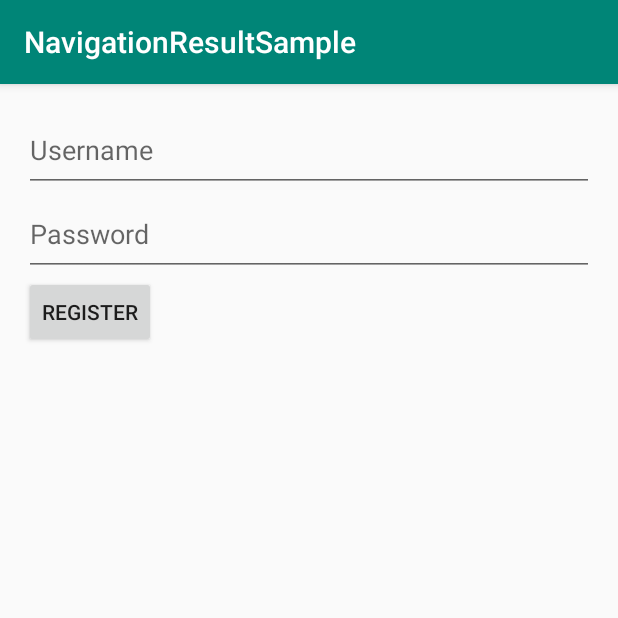
After one commit to PHELAT/NavigationResult, an Android app: the RegisterFragment screen opened through its navigation route, on a phone screen of 412 x 824 dp, the top half of it. The commit adds this screen. Run offline under Robolectric (Android 15) with nearby library versions, the phone set to English and light mode, and no system bars.

Commit message:
Implement register fragment to showcase resultCode navigation

```diff
--- /dev/null
+++ b/app/src/main/java/com/phelat/navigationresultsample/IntroFragment.kt
@@ -0,0 +1,48 @@
+package com.phelat.navigationresultsample
+
+import android.os.Bundle
+import android.view.LayoutInflater
+import android.view.View
+import android.view.ViewGroup
+import com.phelat.navigationresult.BundleFragment
+import kotlinx.android.synthetic.main.intro_fragment.*
+
+class IntroFragment : BundleFragment() {
+
+    override fun onCreateView(
+        inflater: LayoutInflater,
+        container: ViewGroup?,
+        savedInstanceState: Bundle?
+    ): View? = inflater.inflate(R.layout.intro_fragment, container, false)
+
+    override fun onViewCreated(view: View, savedInstanceState: Bundle?) {
+        super.onViewCreated(view, savedInstanceState)
+        loginButton.setOnClickListener {
+            navigate(IntroFragmentDirections.introToLogin(LOGIN_RESULT_CODE))
+        }
+        registerButton.setOnClickListener {
+            navigate(IntroFragmentDirections.introToRegister(REGISTER_RESULT_CODE))
+        }
+    }
+
+    override fun onFragmentResult(resultCode: Int, bundle: Bundle) {
+        when (resultCode) {
+            LOGIN_RESULT_CODE -> {
+                introPage.visibility = View.INVISIBLE
+                userPanelPage.visibility = View.VISIBLE
+                panelMessage.setText(R.string.general_login_success_message)
+            }
+            REGISTER_RESULT_CODE -> {
+                introPage.visibility = View.INVISIBLE
+                userPanelPage.visibility = View.VISIBLE
+                panelMessage.setText(R.string.general_register_success_message)
+            }
+        }
+    }
+
+    companion object {
+        const val LOGIN_RESULT_CODE = 1
+        const val REGISTER_RESULT_CODE = 2
+    }
+
+}
--- /dev/null
+++ b/app/src/main/java/com/phelat/navigationresultsample/RegisterFragment.kt
@@ -0,0 +1,32 @@
+package com.phelat.navigationresultsample
+
+import android.os.Bundle
+import android.view.LayoutInflater
+import android.view.View
+import android.view.ViewGroup
+import androidx.fragment.app.Fragment
+import com.phelat.navigationresult.navigateUp
+import kotlinx.android.synthetic.main.register_fragment.*
+
+class RegisterFragment : Fragment() {
+
+    override fun onCreateView(
+        inflater: LayoutInflater,
+        container: ViewGroup?,
+        savedInstanceState: Bundle?
+    ): View? = inflater.inflate(R.layout.register_fragment, container, false)
+
+    override fun onViewCreated(view: View, savedInstanceState: Bundle?) {
+        super.onViewCreated(view, savedInstanceState)
+        registerButton.setOnClickListener {
+            navigateUp(IntroFragment.REGISTER_RESULT_CODE, Bundle().apply {
+                putBoolean(IS_REGISTER_SUCCESSFUL, true)
+            })
+        }
+    }
+
+    companion object {
+        const val IS_REGISTER_SUCCESSFUL = "isRegisterSuccessful"
+    }
+
+}
--- /dev/null
+++ b/app/src/main/res/layout/register_fragment.xml
@@ -0,0 +1,28 @@
+<?xml version="1.0" encoding="utf-8"?>
+<LinearLayout
+    xmlns:android="http://schemas.android.com/apk/res/android"
+    android:layout_width="match_parent"
+    android:layout_height="match_parent"
+    android:orientation="vertical"
+    android:padding="16dp">
+
+    <androidx.appcompat.widget.AppCompatEditText
+        android:id="@+id/usernameInput"
+        android:layout_width="match_parent"
+        android:layout_height="56dp"
+        android:hint="@string/general_username_text" />
+
+    <androidx.appcompat.widget.AppCompatEditText
+        android:id="@+id/passwordInput"
+        android:layout_width="match_parent"
+        android:layout_height="56dp"
+        android:hint="@string/general_password_text"
+        android:inputType="numberPassword" />
+
+    <androidx.appcompat.widget.AppCompatButton
+        android:id="@+id/registerButton"
+        android:layout_width="wrap_content"
+        android:layout_height="wrap_content"
+        android:text="@string/general_register_text" />
+
+</LinearLayout>
--- a/app/src/main/res/values/strings.xml
+++ b/app/src/main/res/values/strings.xml
@@ -3,9 +3,13 @@
     <string name="app_name">NavigationResultSample</string>
 
     <string name="general_login_text">Login</string>
+    <string name="general_register_text">Register</string>
     <string name="general_username_text">Username</string>
     <string name="general_password_text">Password</string>
+    <string name="general_or_text">or</string>
 
+    <string name="general_login_success_message">You have logged in</string>
+    <string name="general_register_success_message">You have registered successfully</string>
     <string name="general_wrong_login_credentials_message">Username or Password is wrong!</string>
 
 </resources>
```
Also changed, not shown: app/src/main/java/com/phelat/navigationresultsample/FragmentA.kt (deleted, +0 -28 lines), app/src/main/java/com/phelat/navigationresultsample/LoginFragment.kt (renamed from app/src/main/java/com/phelat/navigationresultsample/FragmentB.kt, +4 -4 lines), app/src/main/res/layout/fragment_a.xml (deleted, +0 -14 lines), app/src/main/res/layout/intro_fragment.xml (added, +51 -0 lines), app/src/main/res/navigation/navigation_graph_main.xml (+22 -7 lines), app/src/main/res/layout/login_fragment.xml (renamed from app/src/main/res/layout/fragment_b.xml).
